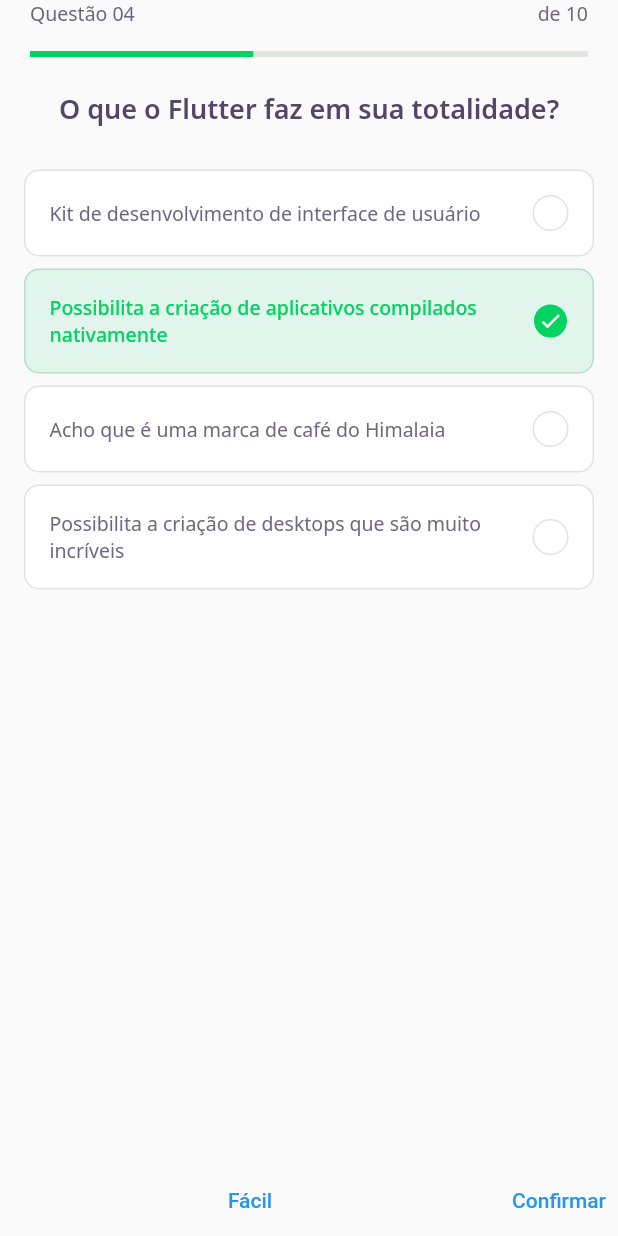
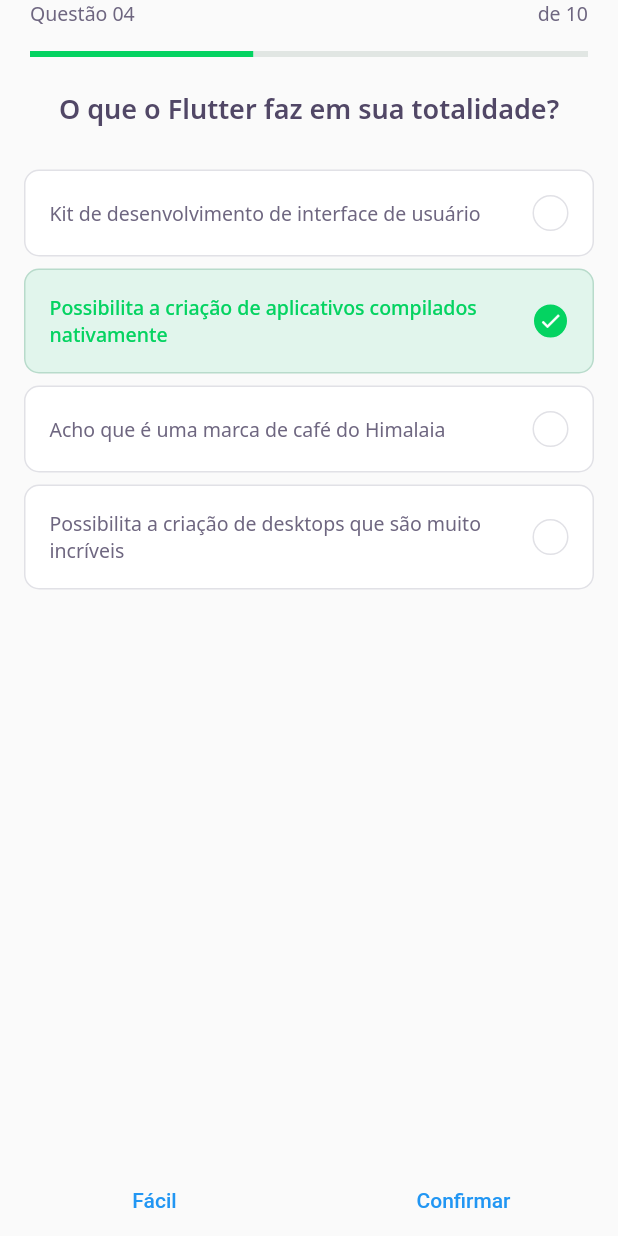
Before and after one commit to alex-cerlini/DevQuiz, a Flutter app: the screen it shows after launch, on a phone screen of 412 x 824 dp. Run offline on Flutter 3.47's test engine with Material 2 defaults, Android fonts, the phone set to English and light mode, and no system bars; our stand-ins replace google_fonts; accounts and stored records are empty.

Commit message:
Expanded for one more NextButtonWidget

```diff
--- a/lib/challenge/challenge_page.dart
+++ b/lib/challenge/challenge_page.dart
@@ -30,7 +30,7 @@ class _ChallengePageState extends State<ChallengePage> {
           mainAxisAlignment: MainAxisAlignment.spaceAround,
           children: [
             Expanded(child: NextButtonWidget(label: "Fácil")),
-            NextButtonWidget(label: "Confirmar"),
+            Expanded(child: NextButtonWidget(label: "Confirmar")),
           ],
         ),
       ),
```
